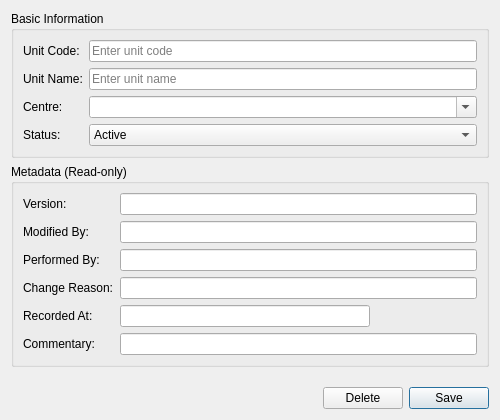
First picture: the form in projects/ores.qt/ui/BusinessUnitDetailDialog.ui, repository OreStudio/OreStudio, before the edit.
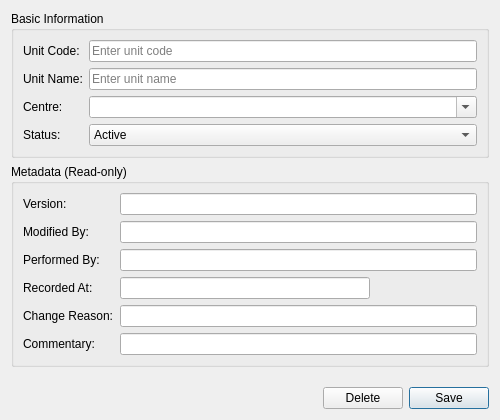
Second picture: the form after the edit.

Diff of the .ui file:
```diff
--- a/projects/ores.qt/ui/BusinessUnitDetailDialog.ui
+++ b/projects/ores.qt/ui/BusinessUnitDetailDialog.ui
@@ -151,28 +151,28 @@
         </property>
        </widget>
       </item>
-      <item row="3" column="0">
+      <item row="4" column="0">
        <widget class="QLabel" name="labelChangeReason">
         <property name="text">
          <string>Change Reason:</string>
         </property>
        </widget>
       </item>
-      <item row="3" column="1">
+      <item row="4" column="1">
        <widget class="QLineEdit" name="changeReasonEdit">
         <property name="readOnly">
          <bool>true</bool>
         </property>
        </widget>
       </item>
-      <item row="4" column="0">
+      <item row="3" column="0">
        <widget class="QLabel" name="labelRecordedAt">
         <property name="text">
          <string>Recorded At:</string>
         </property>
        </widget>
       </item>
-      <item row="4" column="1">
+      <item row="3" column="1">
        <widget class="QLineEdit" name="recordedAtEdit">
         <property name="readOnly">
          <bool>true</bool>
```
